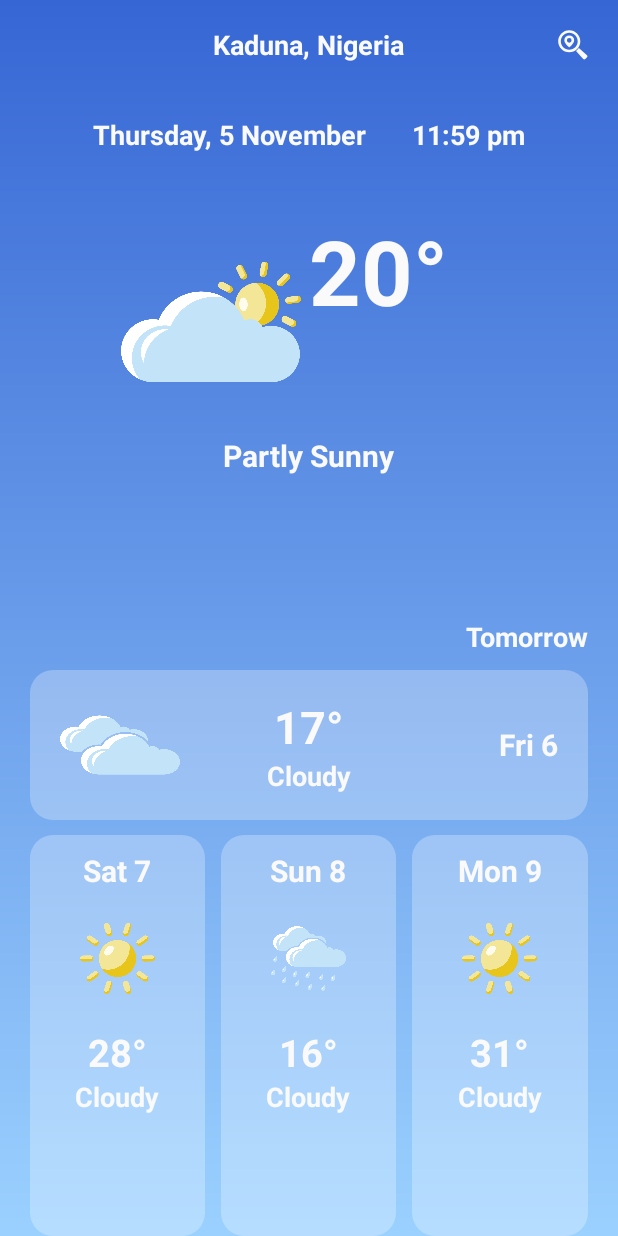
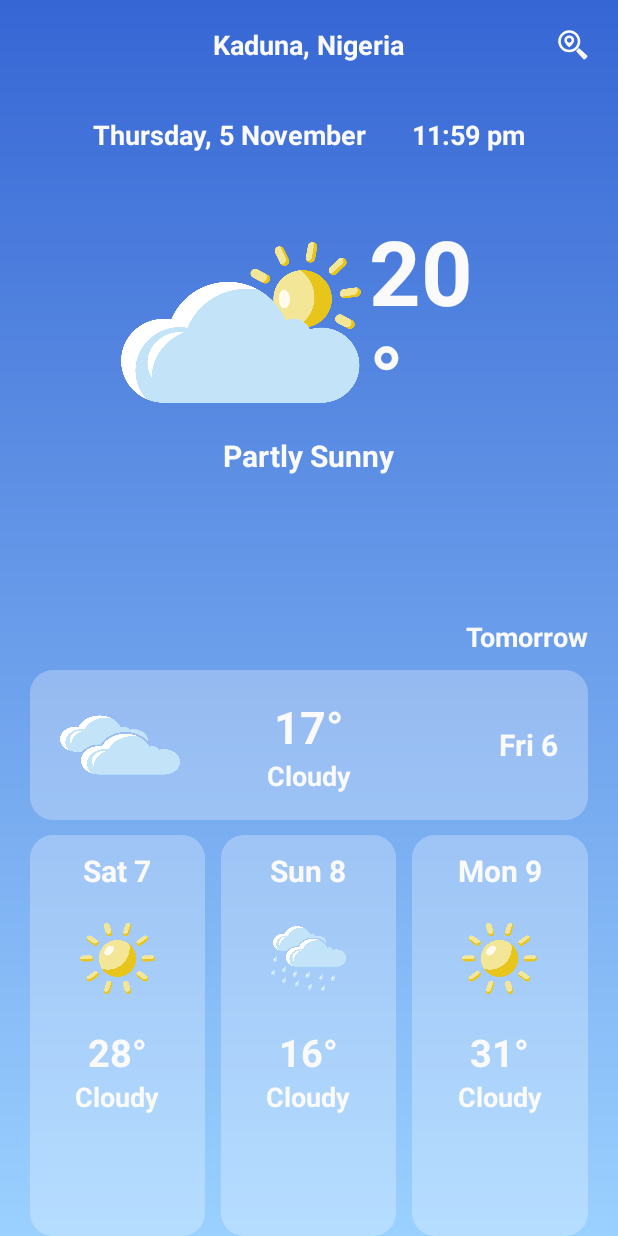
Before and after one commit to AbdulalimLadan/Weatheria, an Android app: the screen it shows after launch (MainActivity), on a phone screen of 412 x 824 dp. Run offline under Robolectric (Android 15) with nearby library versions, the phone set to English and light mode, and no system bars.

Commit message:
[change size of icon]

```diff
--- a/app/src/main/res/layout/activity_main.xml
+++ b/app/src/main/res/layout/activity_main.xml
@@ -72,8 +72,8 @@
             android:orientation="horizontal">
 
             <ImageView
-                android:layout_width="120dp"
-                android:layout_height="120dp"
+                android:layout_width="160dp"
+                android:layout_height="150dp"
                 android:layout_gravity="center"
                 android:src="@drawable/partlysunny"/>
             <Space
```
